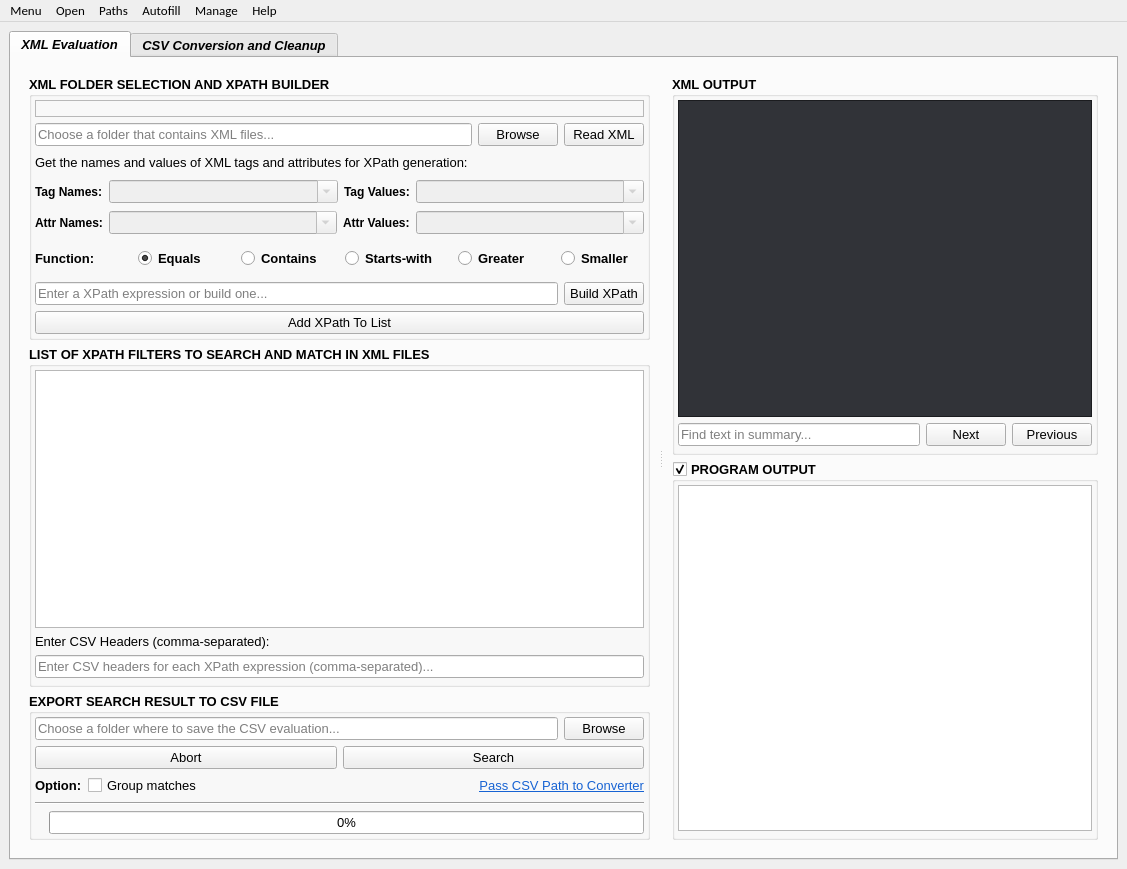
The window that src/gui/main/XMLuvation.ui (zaricj/XMLuvation) describes before a commit, drawn with Qt 5.
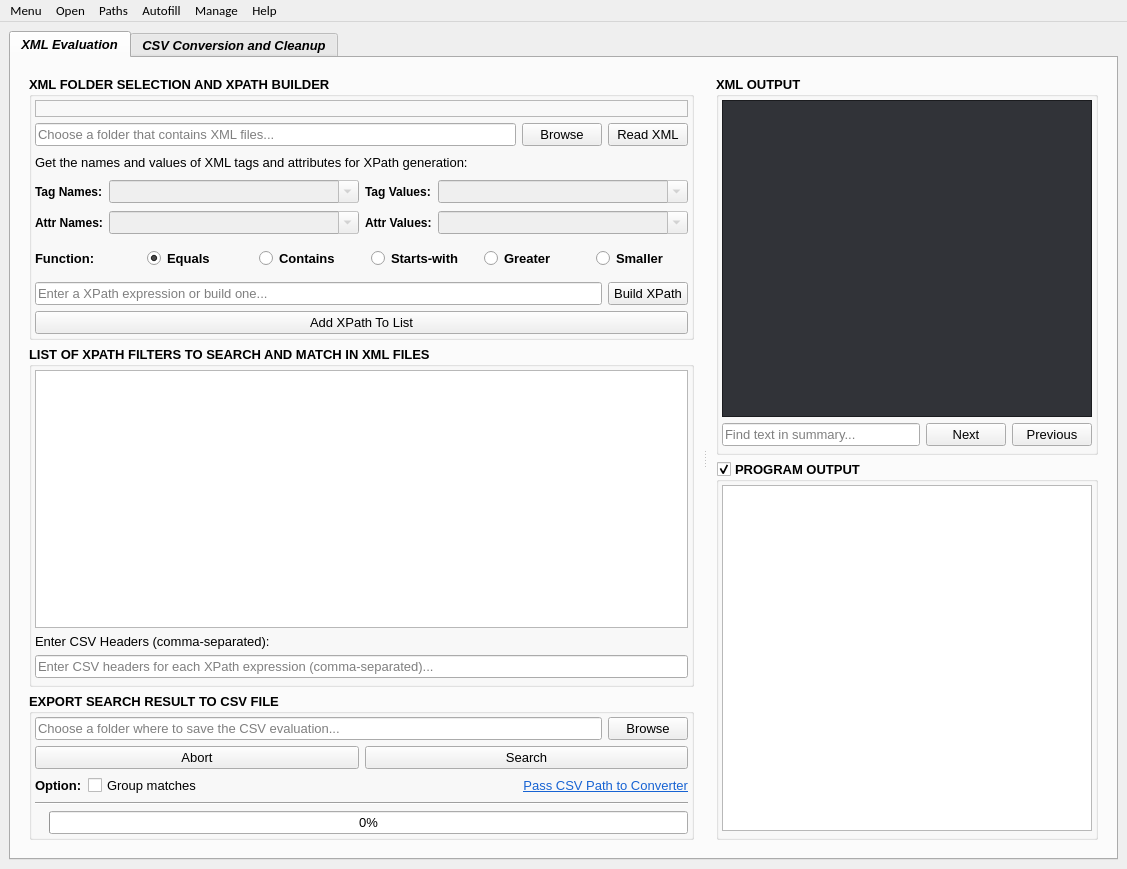
The same window after the commit. Icons and pictures are not drawn.

Commit message: Add QSplitter for both Tabs

```diff
--- a/src/gui/main/XMLuvation.ui
+++ b/src/gui/main/XMLuvation.ui
@@ -51,7 +51,7 @@
      <underline>false</underline>
     </font>
    </property>
-   <layout class="QVBoxLayout" name="verticalLayout_3">
+   <layout class="QHBoxLayout" name="horizontalLayout">
     <item>
      <widget class="QTabWidget" name="tabWidget">
       <property name="enabled">
@@ -96,36 +96,12 @@
        <attribute name="title">
         <string>XML Evaluation</string>
        </attribute>
-       <layout class="QVBoxLayout" name="verticalLayout_4">
+       <layout class="QHBoxLayout" name="horizontalLayout_4">
         <item>
          <widget class="QSplitter" name="splitter">
-          <property name="sizePolicy">
-           <sizepolicy hsizetype="Preferred" vsizetype="Preferred">
-            <horstretch>0</horstretch>
-            <verstretch>0</verstretch>
-           </sizepolicy>
-          </property>
-          <property name="minimumSize">
-           <size>
-            <width>0</width>
-            <height>0</height>
-           </size>
-          </property>
-          <property name="maximumSize">
-           <size>
-            <width>16777215</width>
-            <height>16777215</height>
-           </size>
-          </property>
           <property name="orientation">
            <enum>Qt::Orientation::Horizontal</enum>
           </property>
-          <widget class="QWidget" name="layoutWidget_2">
-           <layout class="QVBoxLayout" name="vert_layout_main" stretch="0">
-            <property name="sizeConstraint">
-             <enum>QLayout::SizeConstraint::SetDefaultConstraint</enum>
-            </property>
-            <item>
              <widget class="QFrame" name="frame_left_2">
               <property name="maximumSize">
                <size>
@@ -1300,12 +1276,6 @@
                </item>
               </layout>
              </widget>
-            </item>
-           </layout>
-          </widget>
-          <widget class="QWidget" name="layoutWidget">
-           <layout class="QVBoxLayout" name="vert_layout_xml_output">
-            <item>
              <widget class="QFrame" name="frame_right_2">
               <property name="minimumSize">
                <size>
@@ -1319,7 +1289,7 @@
               <property name="frameShadow">
                <enum>QFrame::Shadow::Raised</enum>
               </property>
-              <layout class="QVBoxLayout" name="verticalLayout_14">
+           <layout class="QVBoxLayout" name="verticalLayout_4">
                <item>
                 <widget class="QGroupBox" name="group_box_xml_output">
                  <property name="sizePolicy">
@@ -1828,9 +1798,6 @@
                </item>
               </layout>
              </widget>
-            </item>
-           </layout>
-          </widget>
          </widget>
         </item>
        </layout>
@@ -1849,12 +1816,12 @@
        <attribute name="title">
         <string>CSV Conversion and Cleanup</string>
        </attribute>
-       <layout class="QHBoxLayout" name="horizontalLayout_4">
+       <layout class="QVBoxLayout" name="verticalLayout_17">
         <item>
-         <layout class="QHBoxLayout" name="horizontalLayout">
-          <item>
-           <layout class="QVBoxLayout" name="verticalLayout_left">
-            <item>
+         <widget class="QSplitter" name="splitter_2">
+          <property name="orientation">
+           <enum>Qt::Orientation::Horizontal</enum>
+          </property>
              <widget class="QFrame" name="frame_left">
               <property name="frameShape">
                <enum>QFrame::Shape::NoFrame</enum>
@@ -1862,7 +1829,7 @@
               <property name="frameShadow">
                <enum>QFrame::Shadow::Raised</enum>
               </property>
-              <layout class="QVBoxLayout" name="verticalLayout_2">
+           <layout class="QVBoxLayout" name="verticalLayout_3">
                <item>
                 <widget class="QGroupBox" name="groupbox_csv_conversion">
                  <property name="maximumSize">
@@ -2438,7 +2405,7 @@
                  <property name="title">
                   <string>HEXADECIMAL TO DECIMAL CONVERTER</string>
                  </property>
-                 <layout class="QVBoxLayout" name="verticalLayout_17">
+              <layout class="QVBoxLayout" name="verticalLayout_18">
                   <item>
                    <layout class="QFormLayout" name="formLayout_2">
                     <item row="0" column="0">
@@ -2575,12 +2542,6 @@
                </item>
               </layout>
              </widget>
-            </item>
-           </layout>
-          </item>
-          <item>
-           <layout class="QVBoxLayout" name="verticalLayout_right">
-            <item>
              <widget class="QFrame" name="frame_right">
               <property name="minimumSize">
                <size>
@@ -2594,7 +2555,7 @@
               <property name="frameShadow">
                <enum>QFrame::Shadow::Raised</enum>
               </property>
-              <layout class="QVBoxLayout" name="verticalLayout_18">
+           <layout class="QVBoxLayout" name="verticalLayout_2">
                <item>
                 <widget class="QGroupBox" name="groupBox">
                  <property name="minimumSize">
@@ -2663,10 +2624,7 @@
                </item>
               </layout>
              </widget>
-            </item>
-           </layout>
-          </item>
-         </layout>
+         </widget>
         </item>
        </layout>
       </widget>
```
Lines whose indentation alone changed are shown as unchanged. The commit also changes 2 other files.
